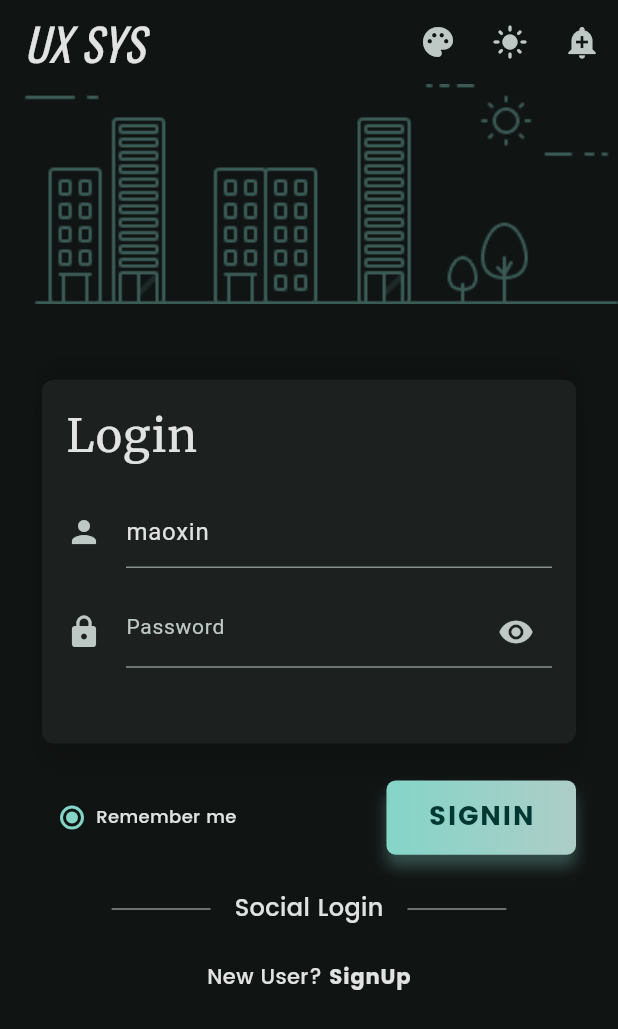
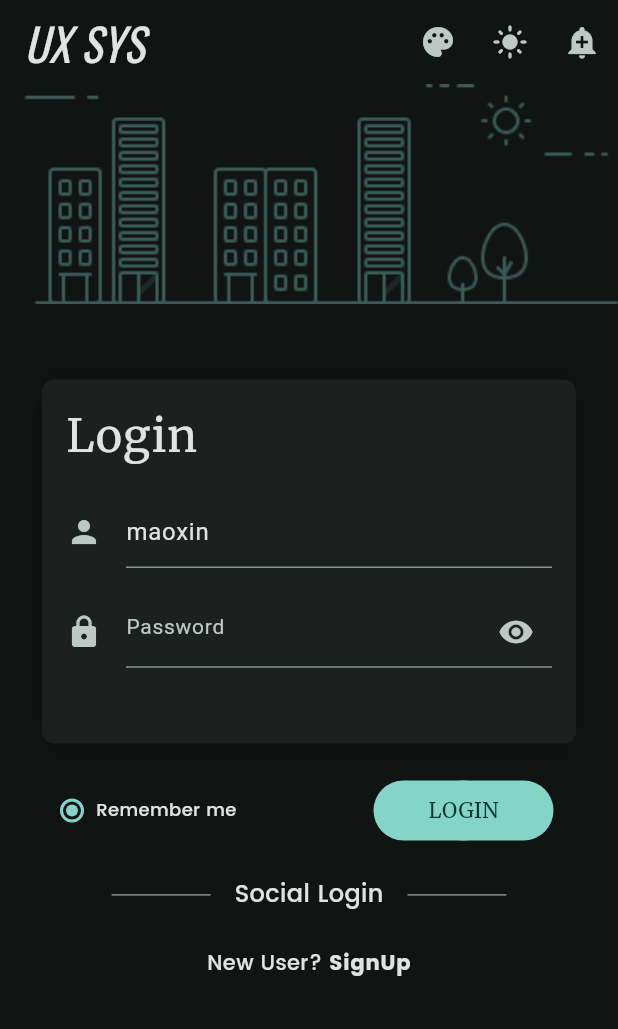
Before and after one commit to ythy/movies, a Flutter app: the screen it shows after launch, after a tap on "Remember me", on a phone screen of 412 x 824 dp. Shown: the top 1029 px of the screen. Run offline on Flutter 3.47's test engine with Material 3 defaults, Android fonts, the phone set to English and light mode, and no system bars; our stand-ins replace flutter_colorpicker, flutter_screenutil, google_fonts.

Commit message:
feat: animated login button, etc...

```diff
--- a/lib/main.dart
+++ b/lib/main.dart
@@ -4,7 +4,7 @@ import 'package:movies/models/model_user.dart';
 import 'models/model_theme.dart';
 import 'package:google_fonts/google_fonts.dart';
 import 'package:provider/provider.dart';
-import 'package:movies/widgets/main_login.dart';
+import 'package:movies/views/main_login.dart';
 
 
 void main() => runApp(MaterialApp(
--- a/lib/widgets/main_login.dart
+++ b/lib/views/main_login.dart
@@ -1,11 +1,13 @@
 import 'package:flutter/material.dart';
 import 'package:flutter_screenutil/flutter_screenutil.dart';
-import 'package:movies/widgets/form_card.dart';
-import 'package:movies/widgets/top_bar.dart';
-import 'package:movies/widgets/main_portal.dart';
+import 'package:movies/views/cards/form_card.dart';
+import 'package:movies/views/top_bar.dart';
+import 'package:movies/views/main_portal.dart';
 import 'package:movies/models/model_user.dart';
 import 'package:provider/provider.dart';
 import 'package:movies/models/login_data.dart';
+import 'package:movies/widgets/radio_button.dart';
+import 'package:movies/widgets/animate_button.dart';
 
 const users =  {
   'maoxin': '12345',
@@ -21,15 +23,63 @@ class Login extends StatefulWidget {
 }
 
 
-class _LoginState extends State<Login> {
+class _LoginState extends State<Login> with TickerProviderStateMixin{
 
-  bool _isSelected = false;
+  bool _isRememberSelected = false;
+  var _isLoading = false;
+  var _isSubmitting = false;
+  var _showShadow = true;
 
-  Duration get loginTime => const Duration(milliseconds: 2250);
+  late AnimationController _submitController;
+  late Animation<double> _buttonScaleAnimation;
+  late AnimationController _loadingController;
 
-  Future<String?> _authUser(LoginData data) {
+  Duration get loginTime => const Duration(milliseconds: 1000);
+
+  @override
+  void initState() {
+    super.initState();
+    _submitController = AnimationController(
+      vsync: this,
+      duration: const Duration(milliseconds: 1000),
+    );
+
+    _loadingController = AnimationController(
+      vsync: this,
+      duration: const Duration(milliseconds: 1000),
+    );
+    _buttonScaleAnimation = Tween<double>(begin: 0, end: 1).animate(
+      CurvedAnimation(
+        parent: _loadingController,
+        curve: const Interval(.5, 1, curve: Curves.bounceInOut),
+      ),
+    );
+
+  }
+
+  void didChangeDependencies() {
+    super.didChangeDependencies();
+    _loadingController.forward();
+  }
+
+
+  @override
+  void dispose() {
+    _submitController.dispose();
+    super.dispose();
+  }
+
+
+  Future<String?> _authUser(LoginData data) async{
+
+    await _submitController.forward();
+    setState(() => _isSubmitting = true);
+
     debugPrint('Name: ${data.name}, Password: ${data.password}');
+
     return Future.delayed(loginTime).then((_) {
+      _submitController.reverse();
+      setState(() => _isSubmitting = false);
       if (!users.containsKey(data.name)) {
         return 'User not exists';
       }
@@ -41,50 +91,13 @@ class _LoginState extends State<Login> {
   }
 
 
-  void _radio() {
+  void _onRememberRadioTap() {
     setState(() {
-      _isSelected = !_isSelected;
+      _isRememberSelected = !_isRememberSelected;
     });
   }
 
-  Widget radioButton(bool isSelected) => Container(
-    width: 16.0,
-    height: 16.0,
-    padding: EdgeInsets.all(2.0),
-    decoration: BoxDecoration(
-        shape: BoxShape.circle,
-        border: Border.all(width: 2.0, color: Theme.of(context).colorScheme.primary)),
-    child: isSelected
-        ? Container(
-      width: double.infinity,
-      height: double.infinity,
-      decoration:
-      BoxDecoration(shape: BoxShape.circle, color: Theme.of(context).colorScheme.primary),
-    )
-        : Container(),
-  );
-
-  Widget signButton() => InkWell(
-    child: Container(
-      width: ScreenUtil().setWidth(230),
-      height: ScreenUtil().setHeight(80),
-      decoration: BoxDecoration(
-          gradient: LinearGradient(colors: [
-            Theme.of(context).colorScheme.primary,
-            Theme.of(context).colorScheme.secondary
-          ]),
-          borderRadius: BorderRadius.circular(6.0),
-          boxShadow: [
-            BoxShadow(
-                color:
-                Theme.of(context).colorScheme.primary.withOpacity(.3),
-                offset: Offset(0.0, 8.0),
-                blurRadius: 8.0)
-          ]),
-      child: Material(
-        color: Colors.transparent,
-        child: InkWell(
-          onTap: () {
+  void _onLoginTap() {
     var result = _authUser(LoginData(name: Provider.of<UserModel>(context, listen: false).userName,
         password: Provider.of<UserModel>(context, listen: false).userPassword));
     result.then((value)=>{
@@ -107,19 +120,7 @@ class _LoginState extends State<Login> {
             behavior: SnackBarBehavior.floating),)
       }
     });
-          },
-          child: Center(
-            child: Text("SIGNIN",
-                style: TextStyle(
-                    color: Theme.of(context).colorScheme.onPrimary,
-                    fontFamily: "Poppins-Bold",
-                    fontSize: 18,
-                    letterSpacing: 1.0)),
-          ),
-        ),
-      ),
-    ),
-  );
+  }
 
   Widget horizontalLine() => Padding(
     padding: EdgeInsets.symmetric(horizontal: 16.0),
@@ -178,25 +179,18 @@ class _LoginState extends State<Login> {
                     Row(
                         mainAxisAlignment: MainAxisAlignment.spaceBetween,
                         children: <Widget>[
-                          InkWell(
-                            onTap: _radio,
-                            child: Row(
-                              children: <Widget>[
+                          RadioButton(isSelected: _isRememberSelected, onTap: _onRememberRadioTap),
                           SizedBox(
-                                  width: 12.0,
-                                ),
-                                radioButton(_isSelected),
-                                SizedBox(
-                                  width: 8.0,
-                                ),
-                                Text("Remember me",
-                                    style: TextStyle(
-                                        fontSize: 12,
-                                        fontFamily: "Poppins-Medium"))
-                              ],
+                            width: 150,
+                            child: ScaleTransition(
+                              scale: _buttonScaleAnimation,
+                              child: AnimatedButton(
+                                  text: "LOGIN", onPressed: _onLoginTap, controller: _submitController
                               ),
                             ),
-                          signButton()
+                          )
+
+                         // Ring(color: Theme.of(context).colorScheme.primary, value: 1,)
                         ]),
                     SizedBox(
                       height: ScreenUtil().setHeight(40),
--- a/lib/widgets/main_portal.dart
+++ b/lib/views/main_portal.dart
@@ -1,8 +1,8 @@
 import 'package:flutter/material.dart';
 import 'package:provider/provider.dart';
 import 'package:movies/models/model_theme.dart';
-import 'package:movies/widgets/top_bar.dart';
-import 'package:movies/widgets/nav_home.dart';
+import 'package:movies/views/top_bar.dart';
+import 'package:movies/views/navs/nav_home.dart';
 import 'package:flutter_colorpicker/flutter_colorpicker.dart';
 
 class Mainframe extends StatefulWidget {
--- a/lib/widgets/nav_home.dart
+++ b/lib/views/navs/nav_home.dart
@@ -1,6 +1,6 @@
 import 'package:flutter/material.dart';
 import 'package:flutter_screenutil/flutter_screenutil.dart';
-import 'form_card.dart';
+import '../cards/form_card.dart';
 
 
 
--- /dev/null
+++ b/lib/widgets/animate_button.dart
@@ -0,0 +1,256 @@
+import 'package:flutter/material.dart';
+import 'package:flutter/rendering.dart';
+import 'package:movies/widgets/ring.dart';
+
+typedef AnimateButtonTapCallback = void Function();
+
+class AnimatedButton extends StatefulWidget {
+
+  AnimatedButton({
+    required this.text,
+    required this.onPressed,
+    required this.controller,
+    super.key,
+    this.loadingColor,
+    this.color,
+  });
+
+  /// The label displayed inside the button.
+  final String text;
+
+  /// The background color of the button.
+  final Color? color;
+
+  /// The color of the loading spinner when active.
+  final Color? loadingColor;
+
+  /// Called when the button is tapped.
+  final VoidCallback? onPressed;
+
+  /// Controls the loading animation for the button.
+  ///
+  /// When provided, this controller should drive animation states such as
+  /// loading progress or success.
+  final AnimationController? controller;
+
+  @override
+  State<AnimatedButton> createState() => _AnimatedButtonState();
+}
+
+class _AnimatedButtonState extends State<AnimatedButton>
+    with SingleTickerProviderStateMixin {
+
+  late Animation<double> _sizeAnimation;
+  late Animation<double> _textOpacityAnimation;
+  late Animation<double> _buttonOpacityAnimation;
+  late Animation<double> _ringThicknessAnimation;
+  late Animation<double> _ringOpacityAnimation;
+  late Animation<Color?> _colorAnimation;
+  var _isLoading = false;
+  var _hover = false;
+  var _width = 120.0;
+
+  Color? _color;
+  Color? _loadingColor;
+
+  static const _height = 40.0;
+  static const double _loadingCircleRadius = _height / 2;
+  static const _loadingCircleThickness = 4.0;
+
+  @override
+  void initState() {
+    super.initState();
+
+    _textOpacityAnimation = Tween<double>(begin: 1, end: 0).animate(
+      CurvedAnimation(
+        parent: widget.controller!,
+        curve: const Interval(0, .25),
+      ),
+    );
+
+    _buttonOpacityAnimation = Tween<double>(begin: 1, end: 0).animate(
+      CurvedAnimation(
+        parent: widget.controller!,
+        curve: const Threshold(.65),
+      ),
+    );
+
+    _ringThicknessAnimation =
+        Tween<double>(begin: _loadingCircleRadius, end: _loadingCircleThickness)
+            .animate(
+          CurvedAnimation(
+            parent: widget.controller!,
+            curve: const Interval(.65, .85),
+          ),
+        );
+    _ringOpacityAnimation = Tween<double>(begin: 1, end: 0).animate(
+      CurvedAnimation(
+        parent: widget.controller!,
+        curve: const Interval(.85, 1),
+      ),
+    );
+
+    widget.controller!.addStatusListener(handleStatusChanged);
+  }
+
+  @override
+  void didChangeDependencies() {
+    _updateColorAnimation();
+    _updateWidth();
+    super.didChangeDependencies();
+  }
+
+  void _updateColorAnimation() {
+    final theme = Theme.of(context);
+    _color = widget.color ?? theme.colorScheme.primary;
+    _loadingColor = widget.loadingColor ?? theme.colorScheme.secondary;
+
+    _colorAnimation = ColorTween(
+      begin: _color,
+      end: _loadingColor,
+    ).animate(
+      CurvedAnimation(
+        parent: widget.controller!,
+        curve: const Interval(0, .65, curve: Curves.fastOutSlowIn),
+      ),
+    );
+  }
+
+  @override
+  void didUpdateWidget(AnimatedButton oldWidget) {
+    super.didUpdateWidget(oldWidget);
+
+    if (oldWidget.color != widget.color ||
+        oldWidget.loadingColor != widget.loadingColor) {
+      _updateColorAnimation();
+    }
+
+    if (oldWidget.text != widget.text) {
+      _updateWidth();
+    }
+  }
+
+  @override
+  void dispose() {
+    widget.controller!.removeStatusListener(handleStatusChanged);
+    super.dispose();
+  }
+
+  void handleStatusChanged(AnimationStatus status) {
+    if (status == AnimationStatus.forward) {
+      setState(() => _isLoading = true);
+    }
+    if (status == AnimationStatus.dismissed) {
+      setState(() => _isLoading = false);
+    }
+  }
+
+  /// sets width and size animation
+  void _updateWidth() {
+    final theme = Theme.of(context);
+    final fontSize = theme.textTheme.labelLarge!.fontSize!;
+    final renderParagraph = RenderParagraph(
+      TextSpan(
+        text: widget.text,
+        style: TextStyle(
+          fontSize: fontSize,
+          fontWeight: theme.textTheme.labelLarge!.fontWeight,
+          letterSpacing: theme.textTheme.labelLarge!.letterSpacing,
+        ),
+      ),
+      textDirection: TextDirection.ltr,
+      maxLines: 1,
+    )..layout(const BoxConstraints(minWidth: 120));
+
+    // text width based on fontSize, plus 45.0 for padding
+    final textWidth =
+        renderParagraph.getMinIntrinsicWidth(fontSize).ceilToDouble() + 45.0;
+
+    // button width is min 120.0 and max 240.0
+    _width = textWidth > 120.0 && textWidth < 240.0
+        ? textWidth
+        : textWidth >= 240.0
+        ? 240.0
+        : 120.0;
+
+    _sizeAnimation = Tween<double>(begin: 1, end: _height / _width).animate(
+      CurvedAnimation(
+        parent: widget.controller!,
+        curve: const Interval(0, .65, curve: Curves.fastOutSlowIn),
+      ),
+    );
+  }
+
+  Widget _buildButtonText(ThemeData theme) {
+    return FadeTransition(
+      opacity: _textOpacityAnimation,
+      child: Text(
+        widget.text,
+          style: TextStyle(
+              color: Theme.of(context).colorScheme.onPrimary
+          ),
+      ),
+    );
+  }
+
+  Widget _buildButton(ThemeData theme) {
+    return FadeTransition(
+      opacity: _buttonOpacityAnimation,
+      child: AnimatedContainer(
+        duration: const Duration(milliseconds: 500),
+        child: AnimatedBuilder(
+          animation: _colorAnimation,
+          builder: (context, child) => Material(
+            color: _colorAnimation.value,
+            shape: RoundedRectangleBorder(borderRadius: BorderRadius.circular(20.0)),
+            child: child,
+          ),
+          child: InkWell(
+            onTap: !_isLoading ? widget.onPressed : null,
+            onHighlightChanged: (value) => setState(() => _hover = value),
+            child: SizeTransition(
+              sizeFactor: _sizeAnimation,
+              axis: Axis.horizontal,
+              child: Container(
+                width: _width,
+                height: _height,
+                alignment: Alignment.center,
+                child: _buildButtonText(theme),
+              ),
+            ),
+          ),
+        ),
+      ),
+    );
+  }
+
+  @override
+  Widget build(BuildContext context) {
+    final theme = Theme.of(context);
+    return Stack(
+      alignment: Alignment.center,
+      children: <Widget>[
+        FadeTransition(
+          opacity: _ringOpacityAnimation,
+          child: AnimatedBuilder(
+            animation: _ringThicknessAnimation,
+            builder: (context, child) => Ring(
+              color: widget.loadingColor,
+              thickness: _ringThicknessAnimation.value,
+            ),
+          ),
+        ),
+        if (_isLoading)
+          SizedBox(
+            width: _height - _loadingCircleThickness,
+            height: _height - _loadingCircleThickness,
+            child: CircularProgressIndicator(
+              valueColor: AlwaysStoppedAnimation<Color?>(widget.loadingColor),
+            ),
+          ),
+        _buildButton(theme),
+    ]);
+
+  }
+
+}
--- /dev/null
+++ b/lib/widgets/radio_button.dart
@@ -0,0 +1,55 @@
+import 'package:flutter/material.dart';
+
+
+
+typedef RadioButtonTapCallback = void Function();
+
+class RadioButton extends StatelessWidget {
+  final bool isSelected;
+  final RadioButtonTapCallback onTap;
+
+  RadioButton({
+    super.key,
+    required this.isSelected,
+    required this.onTap
+  });
+
+  @override
+  Widget build(BuildContext context) {
+    return InkWell(
+      onTap: onTap,
+      child: Row(
+        children: <Widget>[
+          SizedBox(
+            width: 12.0,
+          ),
+          radioButton(isSelected, context),
+          SizedBox(
+            width: 8.0,
+          ),
+          Text("Remember me",
+              style: TextStyle(
+                  fontSize: 12,
+                  fontFamily: "Poppins-Medium"))
+        ],
+      ),
+    );
+  }
+
+  Widget radioButton(bool selected, BuildContext context) => Container(
+    width: 16.0,
+    height: 16.0,
+    padding: EdgeInsets.all(2.0),
+    decoration: BoxDecoration(
+        shape: BoxShape.circle,
+        border: Border.all(width: 2.0, color: Theme.of(context).colorScheme.primary)),
+    child: selected
+        ? Container(
+      width: double.infinity,
+      height: double.infinity,
+      decoration:
+      BoxDecoration(shape: BoxShape.circle, color: Theme.of(context).colorScheme.primary),
+    )
+        : Container(),
+  );
+}
--- /dev/null
+++ b/lib/widgets/ring.dart
@@ -0,0 +1,51 @@
+import 'package:flutter/material.dart';
+
+/// A circular progress indicator that looks like a ring (a circle with a hole).
+///
+/// Can be used to display static or animated progress indicators with
+/// configurable [size], [thickness], and [color].
+class Ring extends StatelessWidget {
+  /// Creates a [Ring] widget, which is a visual circular progress indicator.
+  ///
+  /// The [size] must be greater than [thickness], and [thickness] must be non-negative.
+  const Ring({
+    super.key,
+    this.color,
+    this.size = 40.0,
+    this.thickness = 2.0,
+    this.value = 1.0,
+  })  : assert(
+  size - thickness > 0, 'Ring thickness must be smaller than size.'),
+        assert(thickness >= 0, 'Ring thickness must be non-negative.');
+
+  /// The color of the ring stroke.
+  final Color? color;
+
+  /// The overall diameter of the ring.
+  final double size;
+
+  /// The stroke width of the ring.
+  ///
+  /// If set to `0`, the ring will not render.
+  final double thickness;
+
+  /// The progress value of the ring, between 0.0 and 1.0.
+  ///
+  /// A value of `1.0` means full progress.
+  final double value;
+
+  @override
+  Widget build(BuildContext context) {
+    return SizedBox(
+      width: size - thickness,
+      height: size - thickness,
+      child: thickness == 0
+          ? null
+          : CircularProgressIndicator(
+        valueColor: AlwaysStoppedAnimation<Color?>(color),
+        strokeWidth: thickness,
+        value: value,
+      ),
+    );
+  }
+}
```
Also changed, not shown: lib/views/cards/form_card.dart (renamed from lib/widgets/form_card.dart), lib/views/top_bar.dart (renamed from lib/widgets/top_bar.dart). Lines whose indentation alone changed are shown as unchanged.
